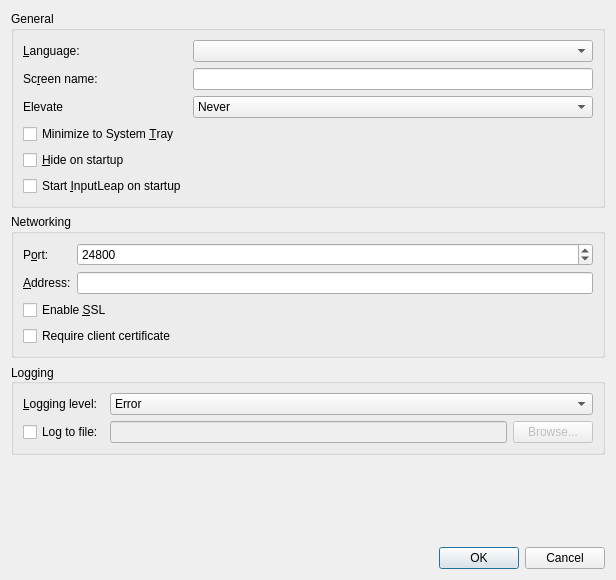
First picture: the form in src/gui/src/SettingsDialog.ui, repository input-leap/input-leap, before the edit.
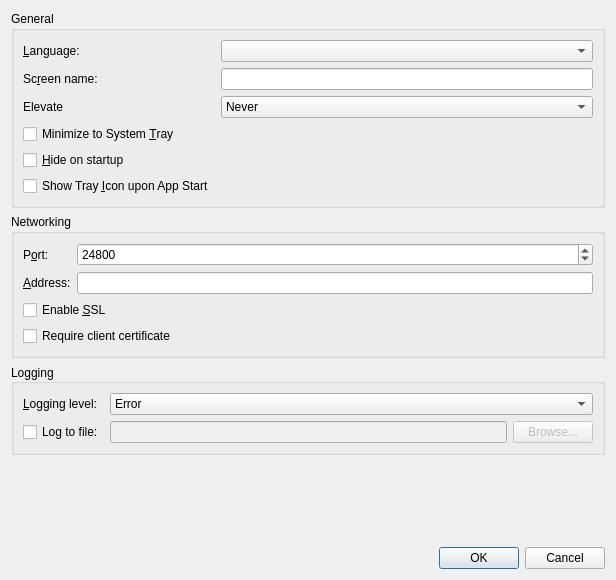
Second picture: the form after the edit.

Commit message: gui/SettingsDialog: Change text for the show tray icon option

The edit to the form file:
```diff
--- a/src/gui/src/SettingsDialog.ui
+++ b/src/gui/src/SettingsDialog.ui
@@ -129,7 +129,7 @@
       <item row="5" column="0">
        <widget class="QCheckBox" name="m_pCheckBoxAutoStart">
         <property name="text">
-         <string>Start &amp;InputLeap on startup</string>
+         <string>Show Tray &amp;Icon upon App Start</string>
         </property>
        </widget>
       </item>
```
